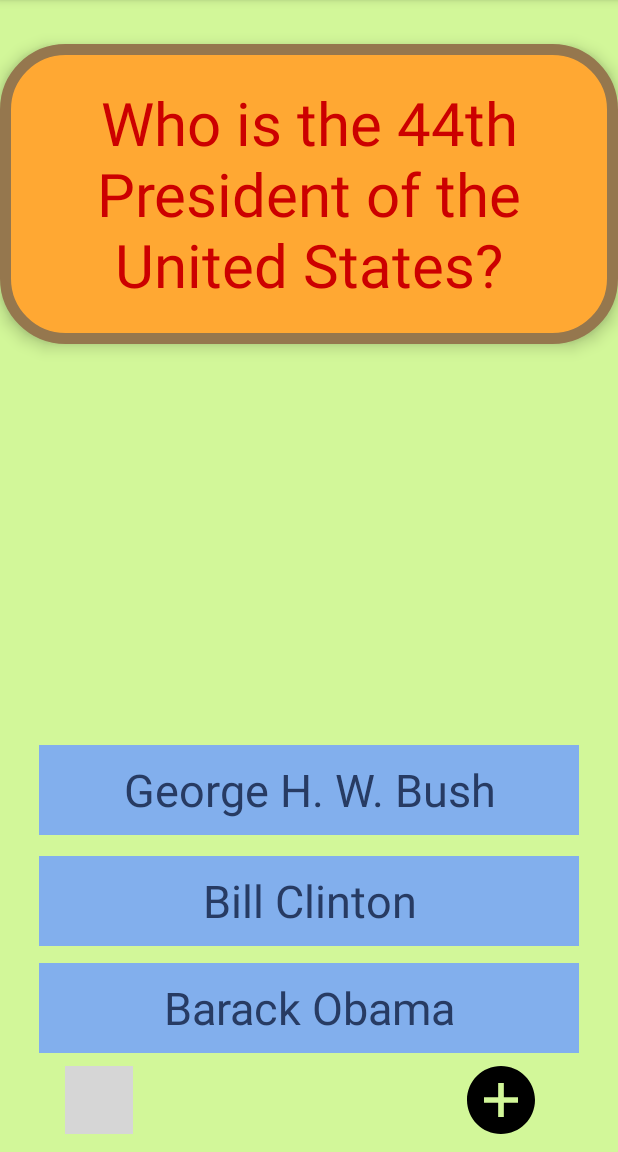
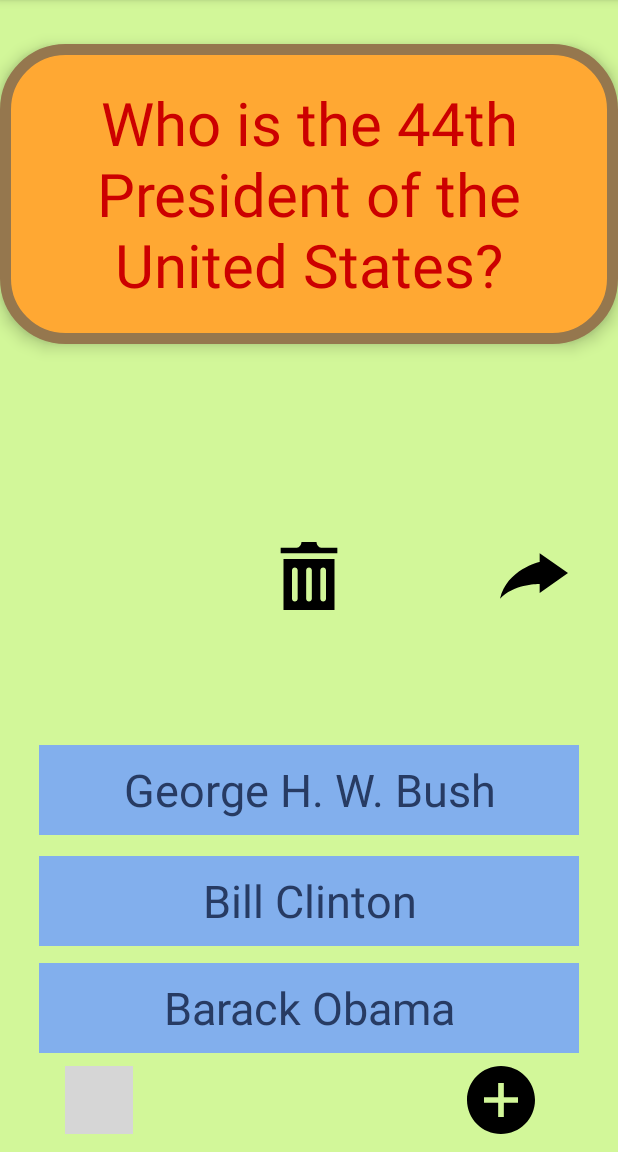
Before and after one commit to AlynMing/FlashcardApp-5, an Android app: the screen it shows after launch (MainActivity), on a phone screen of 412 x 824 dp, the part 84-1236 px from its top. Run offline under Robolectric (Android 15) with nearby library versions, the phone set to English and light mode, and no system bars; 3 statements that could not run were skipped; grey boxes are pictures that could not be loaded.

Commit message:
added Lab 3 required and optional tasks

```diff
--- a/app/build.gradle
+++ b/app/build.gradle
@@ -26,4 +26,6 @@ dependencies {
     androidTestImplementation 'com.android.support.test:runner:1.0.2'
     androidTestImplementation 'com.android.support.test.espresso:espresso-core:3.0.2'
     implementation 'com.android.support:design:27.1.1'
+    implementation "android.arch.persistence.room:runtime:1.1.1"
+    annotationProcessor "android.arch.persistence.room:compiler:1.1.1"
 }
--- /dev/null
+++ b/app/src/main/res/drawable/ic_delete_icon.xml
@@ -0,0 +1,9 @@
+<vector xmlns:android="http://schemas.android.com/apk/res/android"
+    android:width="24dp"
+    android:height="24dp"
+    android:viewportWidth="24"
+    android:viewportHeight="24">
+  <path
+      android:fillColor="#FF000000"
+      android:pathData="M3,6v18h18v-18h-18zM8,20c0,0.552 -0.448,1 -1,1s-1,-0.448 -1,-1v-10c0,-0.552 0.448,-1 1,-1s1,0.448 1,1v10zM13,20c0,0.552 -0.448,1 -1,1s-1,-0.448 -1,-1v-10c0,-0.552 0.448,-1 1,-1s1,0.448 1,1v10zM18,20c0,0.552 -0.448,1 -1,1s-1,-0.448 -1,-1v-10c0,-0.552 0.448,-1 1,-1s1,0.448 1,1v10zM22,2v2h-20v-2h5.711c0.9,0 1.631,-1.099 1.631,-2h5.315c0,0.901 0.73,2 1.631,2h5.712z"/>
+</vector>
--- /dev/null
+++ b/app/src/main/res/drawable/ic_next_arrow.xml
@@ -0,0 +1,9 @@
+<vector xmlns:android="http://schemas.android.com/apk/res/android"
+    android:width="24dp"
+    android:height="24dp"
+    android:viewportWidth="24"
+    android:viewportHeight="24">
+  <path
+      android:fillColor="#FF000000"
+      android:pathData="M14,18l10,-7.088 -10,-6.912v3.042s-11.618,2.583 -14,12.958c5.072,-5.431 14,-5.218 14,-5.218v3.218z"/>
+</vector>
--- a/app/src/main/res/layout/activity_main.xml
+++ b/app/src/main/res/layout/activity_main.xml
@@ -122,5 +122,21 @@
             android:layout_marginStart="43dp"
             app:srcCompat="@drawable/ic_edit_icon" />
 
+        <ImageView
+            android:id="@+id/nextButton"
+            android:layout_width="45dp"
+            android:layout_height="45dp"
+            android:layout_alignParentEnd="true"
+            android:layout_centerVertical="true"
+            android:layout_marginEnd="33dp"
+            app:srcCompat="@drawable/ic_next_arrow" />
+
+        <ImageView
+            android:id="@+id/deleteButton"
+            android:layout_width="45dp"
+            android:layout_height="45dp"
+            android:layout_centerInParent="true"
+            app:srcCompat="@drawable/ic_delete_icon" />
+
     </RelativeLayout>
 </android.support.constraint.ConstraintLayout>
```
Also changed, not shown: app/src/main/java/com/example/footballfan/flashcardapp/MainActivity.java (+109 -0 lines).
